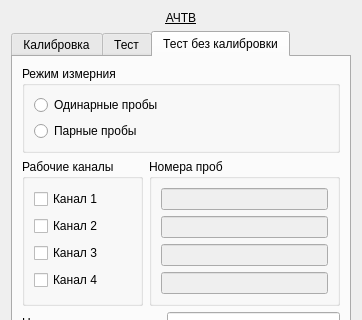
Old version of the form choisedialog/ko2.ui in the repository krang4d/Agrekola; both pictures show x 0 to 362 and y 0 to 320 of the 362 by 503 pixel window.
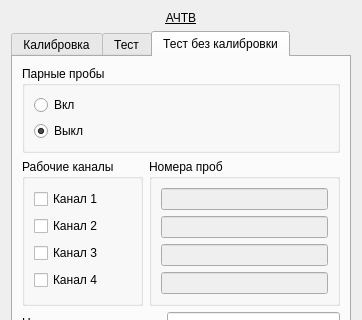
New version of the form.

Commit message: add pure virtual class Agr_impl to the project add btp_singleShotConnction(), otp_singleShotConnection to the ChioseDialog

The edit to the form file:
```diff
--- a/choisedialog/ko2.ui
+++ b/choisedialog/ko2.ui
@@ -383,7 +383,7 @@
           </sizepolicy>
          </property>
          <property name="title">
-          <string notr="true">Режим измерния</string>
+          <string notr="true">Парные пробы</string>
          </property>
          <property name="flat">
           <bool>false</bool>
@@ -392,17 +392,20 @@
           <bool>false</bool>
          </property>
          <layout class="QVBoxLayout" name="verticalLayout_8">
-          <item>
-           <widget class="QRadioButton" name="radioButton_test2Single">
-            <property name="text">
-             <string>Одинарные пробы</string>
-            </property>
-           </widget>
-          </item>
           <item>
            <widget class="QRadioButton" name="radioButton_test2Double">
             <property name="text">
-             <string>Парные пробы</string>
+             <string>Вкл</string>
+            </property>
+           </widget>
+          </item>
+          <item>
+           <widget class="QRadioButton" name="radioButton_test2Single">
+            <property name="text">
+             <string>Выкл</string>
+            </property>
+            <property name="checked">
+             <bool>true</bool>
             </property>
            </widget>
           </item>
```
Left out of the diff: 24 changed lines with no effect on the pictures. The commit also changes 14 other files.
